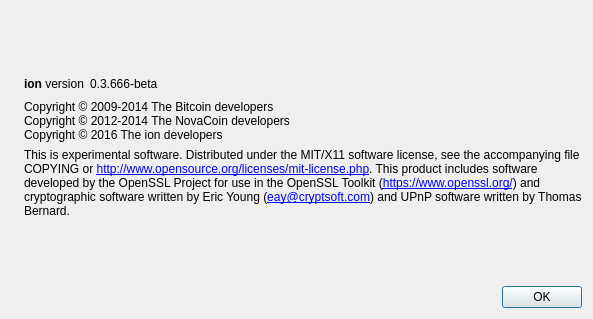
First picture: the form in src/qt/forms/aboutdialog.ui, repository sherlockcoin/ion, before the edit.
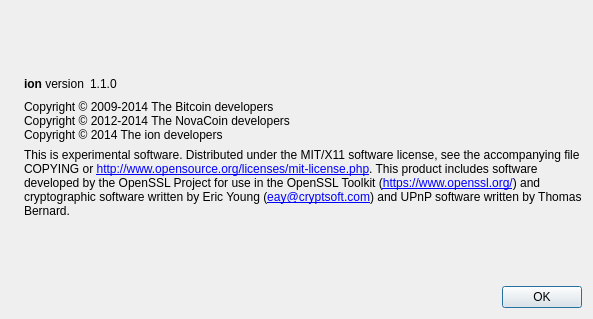
Second picture: the form after the edit. Icons and pictures are not drawn.

```diff
--- a/src/qt/forms/aboutdialog.ui
+++ b/src/qt/forms/aboutdialog.ui
@@ -63,7 +63,7 @@
           <cursorShape>IBeamCursor</cursorShape>
          </property>
          <property name="text">
-          <string notr="true">0.3.666-beta</string>
+          <string notr="true">1.1.0</string>
          </property>
          <property name="textInteractionFlags">
           <set>Qt::LinksAccessibleByMouse|Qt::TextSelectableByKeyboard|Qt::TextSelectableByMouse</set>
@@ -93,7 +93,7 @@
        <property name="text">
         <string>Copyright © 2009-2014 The Bitcoin developers
 Copyright © 2012-2014 The NovaCoin developers
-Copyright © 2016 The ion developers</string>
+Copyright © 2014 The ion developers</string>
        </property>
        <property name="textInteractionFlags">
         <set>Qt::LinksAccessibleByMouse|Qt::TextSelectableByKeyboard|Qt::TextSelectableByMouse</set>
```
